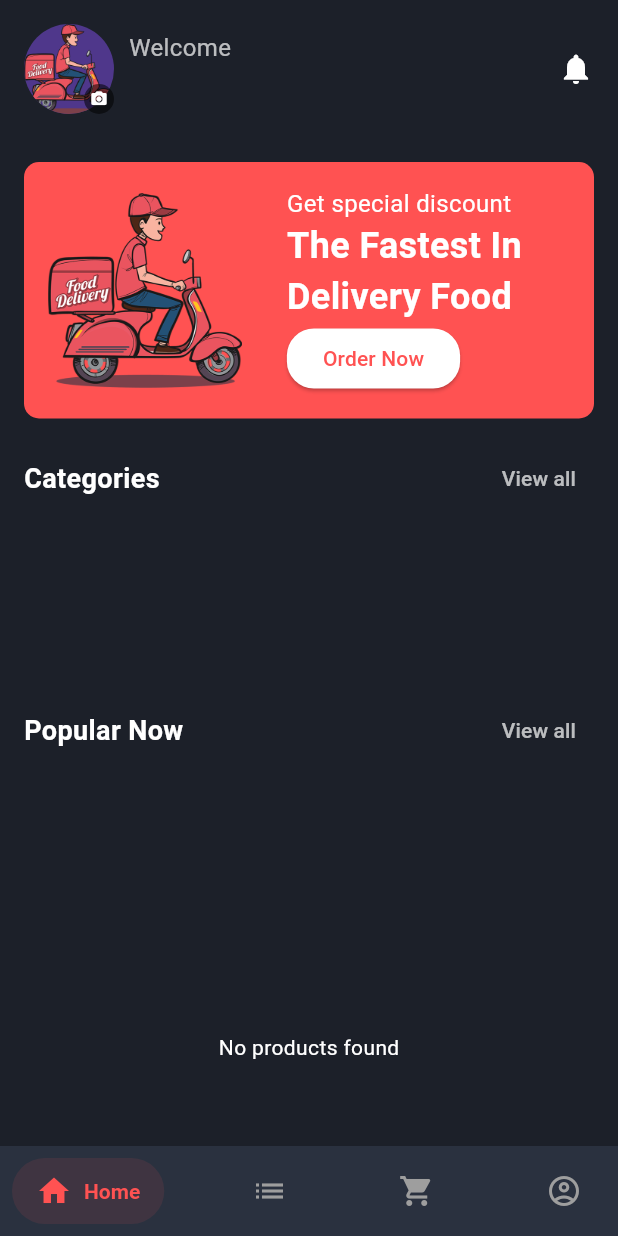
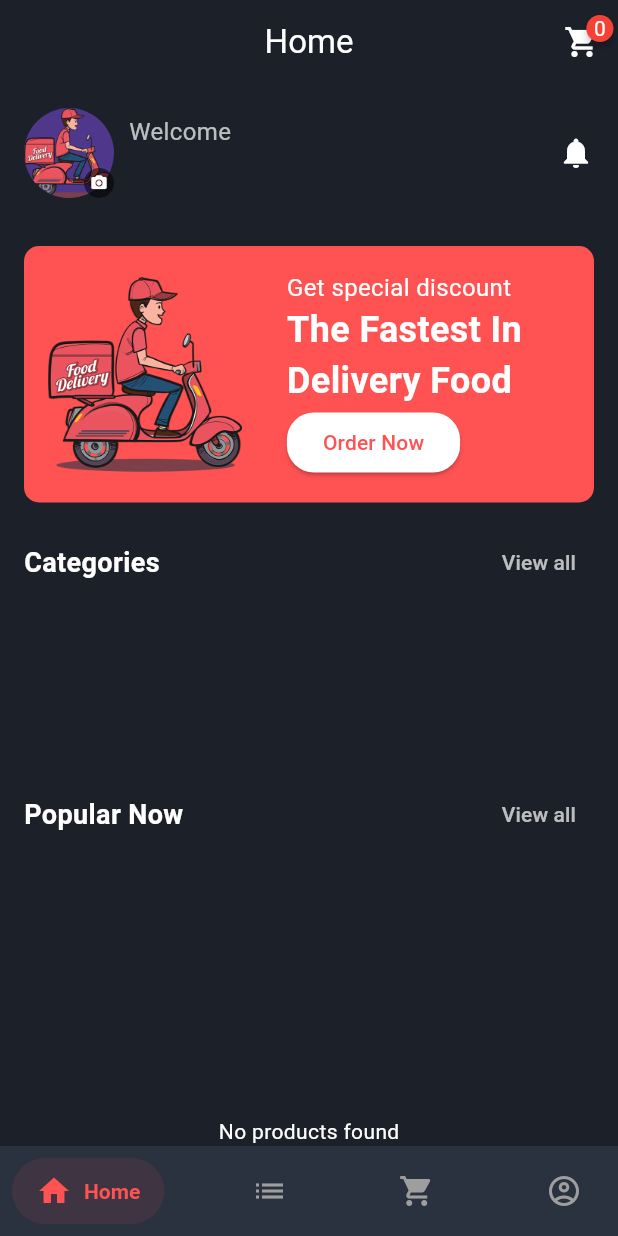
Before and after one commit to obadaKraishan/FastFood_App, a Flutter app: the screen it shows once a user with an empty profile is signed in, on a phone screen of 412 x 824 dp. Run offline on Flutter 3.47's test engine with Material 3 defaults, Android fonts, the light colour scheme and no system bars; drawn by our look-alikes of badges, salomon_bottom_bar; our stand-ins replace bloc, cloud_firestore, equatable, firebase_auth, firebase_core, firebase_storage and 6 more; missing offline and left inert: firebase_app_check; accounts and stored records are empty.

Commit message:
Implement the cart

```diff
--- a/lib/presentation/screens/home/category_screen.dart
+++ b/lib/presentation/screens/home/category_screen.dart
@@ -1,4 +1,3 @@
-// lib/presentation/screens/home/category_screen.dart
 import 'package:fastfood_app/data/models/category_model.dart';
 import 'package:fastfood_app/data/repositories/category_repository.dart';
 import 'package:flutter/material.dart';
@@ -7,8 +6,13 @@ import 'package:fastfood_app/logic/blocs/category/category_bloc.dart';
 import 'package:fastfood_app/logic/blocs/category/category_event.dart';
 import 'package:fastfood_app/logic/blocs/category/category_state.dart';
 import 'package:fastfood_app/presentation/screens/products/products_screen.dart';
+import 'package:fastfood_app/presentation/widgets/category_list_item.dart';
 
 class CategoryScreen extends StatelessWidget {
+  final Function incrementCartItemCount;
+
+  CategoryScreen({required this.incrementCartItemCount});
+
   @override
   Widget build(BuildContext context) {
     return BlocProvider(
@@ -32,7 +36,10 @@ class CategoryScreen extends StatelessWidget {
                       Navigator.push(
                         context,
                         MaterialPageRoute(
-                          builder: (context) => ProductsScreen(categoryId: category.id),
+                          builder: (context) => ProductsScreen(
+                            categoryId: category.id,
+                            incrementCartItemCount: incrementCartItemCount,
+                          ),
                         ),
                       );
                     },
--- a/lib/presentation/screens/home/home_screen.dart
+++ b/lib/presentation/screens/home/home_screen.dart
@@ -1,35 +1,66 @@
-import 'package:fastfood_app/presentation/screens/categories/categories_screen.dart';
 import 'package:flutter/material.dart';
+import 'package:badges/badges.dart' as badges;
 import 'package:fastfood_app/presentation/screens/home/category_screen.dart';
 import 'package:fastfood_app/presentation/screens/home/popular_screen.dart';
 import 'package:fastfood_app/presentation/widgets/featured_banner.dart';
-import 'package:fastfood_app/presentation/widgets/user_info_widget.dart'; // Import your new widget
+import 'package:fastfood_app/presentation/widgets/user_info_widget.dart';
 
-class HomeScreen extends StatelessWidget {
+class HomeScreen extends StatefulWidget {
+  @override
+  _HomeScreenState createState() => _HomeScreenState();
+}
+
+class _HomeScreenState extends State<HomeScreen> {
+  int cartItemCount = 0;
+
+  void _incrementCartItemCount() {
+    setState(() {
+      cartItemCount++;
+    });
+  }
+
   @override
   Widget build(BuildContext context) {
     return Scaffold(
-      backgroundColor: Color(0xFF1C2029), // Dark background color
-      body: HomeContentScreen(),
+      appBar: AppBar(
+        backgroundColor: Color(0xFF1C2029),
+        title: Text('Home', style: TextStyle(color: Colors.white)),
+        centerTitle: true,
+        actions: [
+          badges.Badge(
+            position: badges.BadgePosition.topEnd(top: 0, end: 3),
+            badgeContent: Text(cartItemCount.toString(), style: TextStyle(color: Colors.white)),
+            child: IconButton(
+              icon: Icon(Icons.shopping_cart, color: Colors.white),
+              onPressed: () {
+                // Handle cart icon press
+              },
+            ),
+          ),
+        ],
+      ),
+      backgroundColor: Color(0xFF1C2029),
+      body: HomeContentScreen(incrementCartItemCount: _incrementCartItemCount),
     );
   }
 }
 
 class HomeContentScreen extends StatelessWidget {
+  final Function incrementCartItemCount;
+
+  HomeContentScreen({required this.incrementCartItemCount});
+
   @override
   Widget build(BuildContext context) {
     return SingleChildScrollView(
       child: Column(
         crossAxisAlignment: CrossAxisAlignment.start,
         children: [
-          // User Info
           Padding(
             padding: const EdgeInsets.all(16.0),
-            child: UserInfoWidget(), // Use the new widget here
+            child: UserInfoWidget(),
           ),
-          // Featured Offer Banner
           FeaturedBanner(),
-          // Category options
           Padding(
             padding: const EdgeInsets.symmetric(horizontal: 16.0),
             child: Row(
@@ -48,8 +79,7 @@ class HomeContentScreen extends StatelessWidget {
               ],
             ),
           ),
-          CategoryScreen(),
-          // Popular items
+          CategoryScreen(incrementCartItemCount: incrementCartItemCount),
           Padding(
             padding: const EdgeInsets.symmetric(horizontal: 16.0),
             child: Row(
@@ -68,7 +98,7 @@ class HomeContentScreen extends StatelessWidget {
               ],
             ),
           ),
-          PopularScreen(),
+          PopularScreen(incrementCartItemCount: incrementCartItemCount),
         ],
       ),
     );
--- a/lib/presentation/screens/products/products_screen.dart
+++ b/lib/presentation/screens/products/products_screen.dart
@@ -1,4 +1,3 @@
-// lib/presentation/screens/products/products_screen.dart
 import 'package:flutter/material.dart';
 import 'package:flutter_bloc/flutter_bloc.dart';
 import 'package:fastfood_app/presentation/widgets/custom_search_bar.dart';
@@ -13,8 +12,9 @@ import 'package:fastfood_app/data/repositories/product_repository.dart';
 
 class ProductsScreen extends StatelessWidget {
   final String? categoryId;
+  final Function incrementCartItemCount;
 
-  ProductsScreen({this.categoryId});
+  ProductsScreen({this.categoryId, required this.incrementCartItemCount});
 
   @override
   Widget build(BuildContext context) {
@@ -63,7 +63,7 @@ class ProductsScreen extends StatelessWidget {
                   ),
                   SizedBox(height: 10,),
                   Expanded(
-                    child: ProductList(),
+                    child: ProductList(incrementCartItemCount: incrementCartItemCount),
                   ),
                 ],
               );
--- a/lib/presentation/widgets/custom_bottom_navigation_bar.dart
+++ b/lib/presentation/widgets/custom_bottom_navigation_bar.dart
@@ -15,8 +15,8 @@ class _CustomBottomNavigationBarState extends State<CustomBottomNavigationBar> {
   final List<Widget> _screens = [
     HomeScreen(),
     Center(child: Text('Orders', style: TextStyle(color: Colors.white))),
-    CartScreen(), // Use the CartScreen here
-    ProfileScreen(), // Change here to use the ProfileScreen
+    CartScreen(),
+    ProfileScreen(),
   ];
 
   void _onTap(int index) {
@@ -28,18 +28,21 @@ class _CustomBottomNavigationBarState extends State<CustomBottomNavigationBar> {
   @override
   Widget build(BuildContext context) {
     return Scaffold(
-      backgroundColor: Color(0xFF1C2029), // Dark background color
-      body: _screens[_currentIndex],
+      backgroundColor: Color(0xFF1C2029),
+      body: IndexedStack(
+        index: _currentIndex,
+        children: _screens,
+      ),
       bottomNavigationBar: SalomonBottomBar(
         currentIndex: _currentIndex,
         onTap: _onTap,
-        backgroundColor: Color(0xFF2A313F), // Bottom bar color
+        backgroundColor: Color(0xFF2A313F),
         items: [
           SalomonBottomBarItem(
             icon: Icon(Icons.home),
             title: Text("Home"),
             selectedColor: Colors.redAccent,
-            unselectedColor: Colors.grey, // Light gray for unselected icons
+            unselectedColor: Colors.grey,
           ),
           SalomonBottomBarItem(
             icon: Icon(Icons.list),
--- a/pubspec.yaml
+++ b/pubspec.yaml
@@ -30,6 +30,7 @@ dependencies:
   provider: ^6.1.2
   local_auth: ^2.2.0
   fluttertoast: ^8.2.6
+  badges: ^3.1.2
 
 dev_dependencies:
   flutter_test:
```
Also changed, not shown: lib/config/app_router.dart (+25 -5 lines), lib/logic/blocs/cart/cart_bloc.dart (+7 -6 lines), lib/presentation/screens/categories/categories_screen.dart (+14 -8 lines), lib/presentation/screens/home/popular_screen.dart (+39 -5 lines), lib/presentation/screens/home/product_details_screen.dart (+29 -3 lines), lib/presentation/widgets/category_list_item.dart (+10 -4 lines), lib/presentation/widgets/product_list.dart (+5 -2 lines), lib/presentation/widgets/product_list_item.dart (+6 -3 lines), pubspec.lock.
